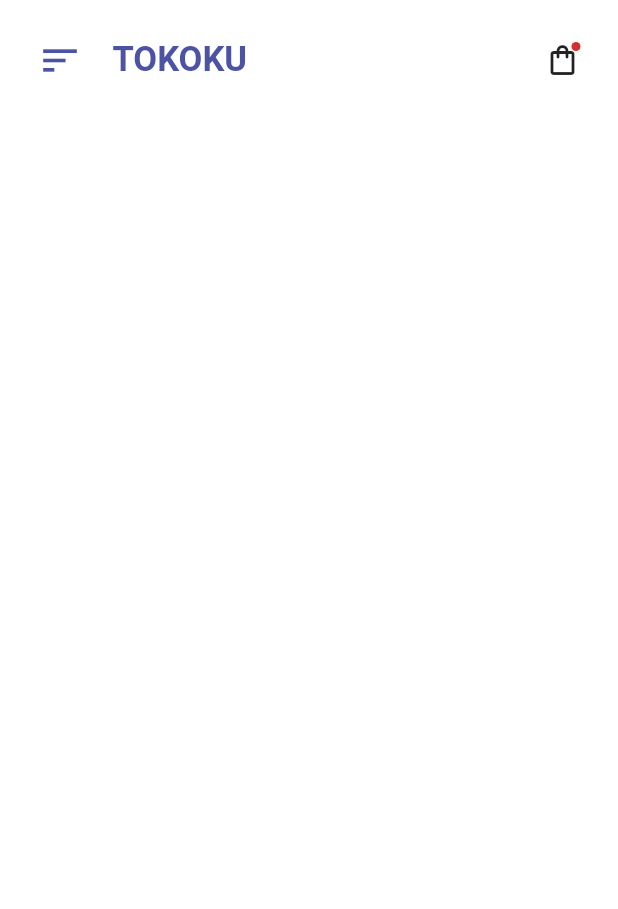
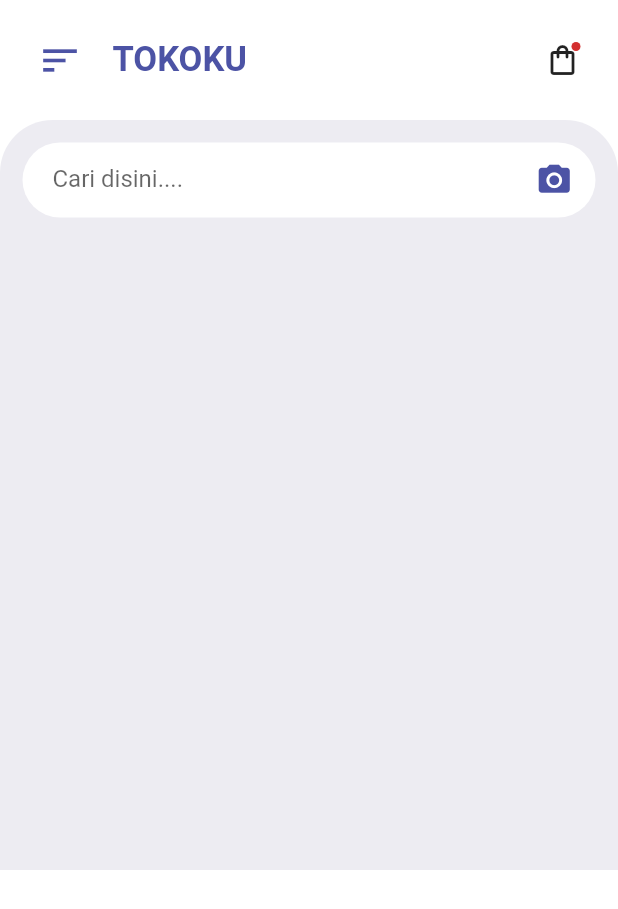
Before and after one commit to farhanaldyy/tokoku-apps, a Flutter app: the screen it shows after launch, on a phone screen of 412 x 824 dp. Shown: the top 909 px of the screen. Run offline on Flutter 3.47's test engine with Material 2 defaults, Android fonts, the light colour scheme and no system bars.

Commit message:
create search bar

```diff
--- a/lib/pages/HomePage.dart
+++ b/lib/pages/HomePage.dart
@@ -8,7 +8,54 @@
       body: ListView(
         children: [
           HomeAppBar(),
+          Container(
+            // temporary height
+            height: 500,
+            padding: EdgeInsets.only(top: 15),
+            decoration: BoxDecoration(
+              color: Color(0xFFEDECF2),
+              borderRadius: BorderRadius.only(
+                topLeft: Radius.circular(35),
+                topRight: Radius.circular(35),
+              ),
+            ),
+            child: Column(
+              children: [
 
+                // Search Widget
+                Container(
+                  margin: EdgeInsets.symmetric(horizontal: 15),
+                  padding: EdgeInsets.symmetric(horizontal: 15),
+                  height: 50,
+                  decoration: BoxDecoration(
+                    color: Colors.white,
+                    borderRadius: BorderRadius.circular(30),
+                  ),
+                  child: Row(
+                    children: [
+                      Container(
+                        margin: EdgeInsets.only(left: 5),
+                        height: 50,
+                        width: 300,
+                        child: TextFormField(
+                          decoration: InputDecoration(
+                            border: InputBorder.none,
+                            hintText: "Cari disini....",
+                          ),
+                        ),
+                      ),
+                      Spacer(),
+                      Icon(
+                        Icons.camera_alt,
+                        size: 25,
+                        color: Color(0xFF4C53A5),
+                      )
+                    ],
+                  ),
+                ),
+              ],
+            ),
+          ),
         ],
       ),
     );
```
